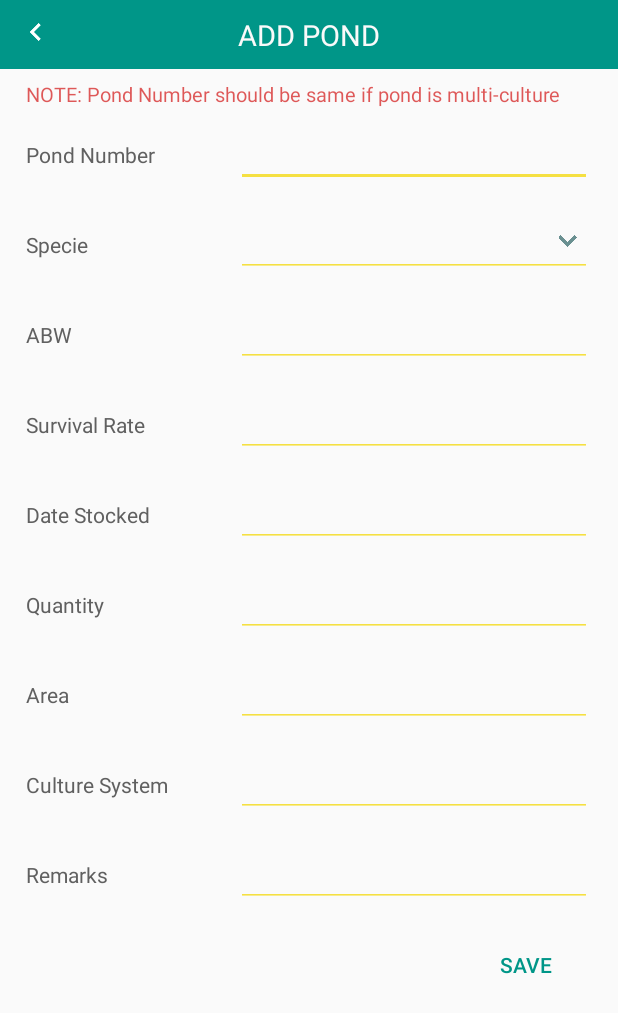
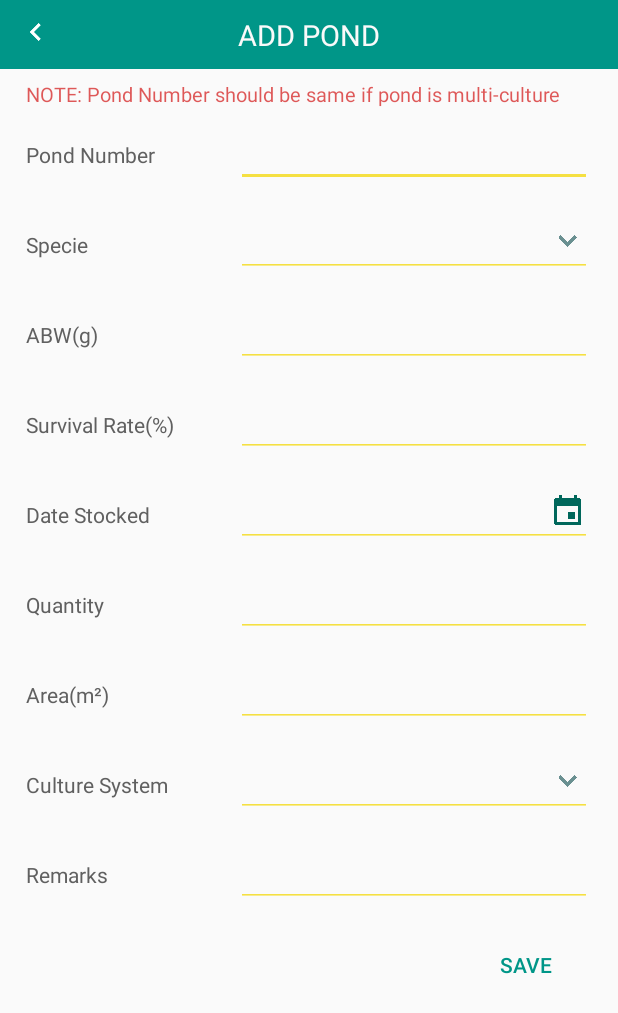
Before and after one commit to rjhonsl/MappedCRM, an Android app: the Activity_AddPond screen opened directly, with no data from a screen before it, on a phone screen of 412 x 824 dp. Shown: the top 1013 px of the screen. Run offline under Robolectric (Android 15) with nearby library versions, the phone set to English and light mode, and no system bars; libraries missing offline, so code that uses them is left out: com.fourmob.datetimepicker; network calls fail; 1 statement that could not run was skipped.

Commit message:
Changes: **Ponds ~Add pond

```diff
--- a/app/src/main/java/com/santeh/rjhonsl/samplemap/Main/Activity_AddPond.java
+++ b/app/src/main/java/com/santeh/rjhonsl/samplemap/Main/Activity_AddPond.java
@@ -1,19 +1,38 @@
 package com.santeh.rjhonsl.samplemap.Main;
 
 import android.app.Activity;
+import android.app.Dialog;
 import android.content.Context;
 import android.content.Intent;
 import android.os.Bundle;
+import android.support.v4.app.FragmentActivity;
+import android.view.View;
+import android.widget.AdapterView;
+import android.widget.Button;
+import android.widget.EditText;
+import android.widget.ListView;
 
+import com.fourmob.datetimepicker.date.DatePickerDialog;
 import com.santeh.rjhonsl.samplemap.R;
+import com.santeh.rjhonsl.samplemap.Utils.Helper;
+
+import java.util.Calendar;
 
 /**
  * Created by rjhonsl on 9/28/2015.
  */
-public class Activity_AddPond extends Activity {
+public class Activity_AddPond extends FragmentActivity  implements DatePickerDialog.OnDateSetListener{
 
     Intent passedintentt;
     int custid = 0;
+
+    EditText edtPondNumber, edtSpecie, edtABW, edtSurvivalRate, edtDateStocked, edtQuantity, edtArea, edtCultureSystem, edtRemarks;
+    Button btnSave;
+
+    public static final String DATEPICKER_TAG = "datepicker";
+
+    DatePickerDialog datePickerDialog;
+    int y, m, d;
 
     Activity activity;
     Context context;
@@ -30,5 +49,119 @@ public class Activity_AddPond extends Activity {
             }
         }
 
+
+        final Calendar calendar = Calendar.getInstance();
+        datePickerDialog = DatePickerDialog.newInstance(this, calendar.get(Calendar.YEAR), calendar.get(Calendar.MONTH), calendar.get(Calendar.DAY_OF_MONTH));
+
+        edtSpecie = (EditText) findViewById(R.id.edtSpecie);
+        edtPondNumber = (EditText) findViewById(R.id.edtpondnumber);
+        edtABW = (EditText) findViewById(R.id.edtAbw);
+        edtSurvivalRate = (EditText) findViewById(R.id.edtSurvivalRate);
+        edtDateStocked = (EditText) findViewById(R.id.edtDateStocked);
+        edtQuantity = (EditText) findViewById(R.id.edtQuantity);
+        edtArea = (EditText) findViewById(R.id.edtArea);
+        edtCultureSystem = (EditText) findViewById(R.id.edtCultureSystem);
+        edtRemarks = (EditText) findViewById(R.id.edtRemarks);
+        btnSave = (Button) findViewById(R.id.btnSave);
+
+        edtSpecie.setOnClickListener(new View.OnClickListener() {
+            @Override
+            public void onClick(View v) {
+                String[] options = Helper.variables.ARRAY_SPECIES;
+                final Dialog d = Helper.createCustomThemedListDialog(activity, options, "Species", R.color.deepteal_500);
+                d.show();
+
+                ListView lv = (ListView) d.findViewById(R.id.dialog_list_listview);
+                lv.setOnItemClickListener(new AdapterView.OnItemClickListener() {
+                    @Override
+                    public void onItemClick(AdapterView<?> parent, View view, int position, long id) {
+                        edtSpecie.setText( Helper.variables.ARRAY_SPECIES[position]);
+                        d.hide();
+                    }
+                });
+            }
+        });
+
+        edtDateStocked.setOnClickListener(new View.OnClickListener() {
+            @Override
+            public void onClick(View v) {
+                datePickerDialog.setYearRange(1980, 2030);
+                datePickerDialog.show(getSupportFragmentManager(), DATEPICKER_TAG);
+            }
+        });
+
+        edtCultureSystem.setOnClickListener(new View.OnClickListener() {
+            @Override
+            public void onClick(View v) {
+                String[] options = Helper.variables.ARRAY_CULTURE_SYSTEM;
+                final Dialog d = Helper.createCustomThemedListDialog(activity, options, "Systems", R.color.deepteal_500);
+                d.show();
+
+                ListView lv = (ListView) d.findViewById(R.id.dialog_list_listview);
+                lv.setOnItemClickListener(new AdapterView.OnItemClickListener() {
+                    @Override
+                    public void onItemClick(AdapterView<?> parent, View view, int position, long id) {
+                        edtCultureSystem.setText(Helper.variables.ARRAY_CULTURE_SYSTEM[position]);
+                        d.hide();
+                    }
+                });
+            }
+        });
+
+        btnSave.setOnClickListener(new View.OnClickListener() {
+            @Override
+            public void onClick(View v) {
+                if (edtPondNumber.getText().toString().equalsIgnoreCase("")
+                        || edtSpecie.getText().toString().equalsIgnoreCase("")
+                        || edtABW.getText().toString().equalsIgnoreCase("")
+                        || edtSurvivalRate.getText().toString().equalsIgnoreCase("")
+                        || edtDateStocked.getText().toString().equalsIgnoreCase("")
+                        || edtQuantity.getText().toString().equalsIgnoreCase("")
+                        || edtCultureSystem.getText().toString().equalsIgnoreCase("")
+                        || edtRemarks.getText().toString().equalsIgnoreCase("")
+                        ) {
+                    final Dialog d = Helper.createCustomThemedColorDialogOKOnly(activity, "Message","You have to complete all the following fields to continue.", "OK", R.color.red);
+                    d.show();
+                    Button ok = (Button) d.findViewById(R.id.btn_dialog_okonly_OK);
+                    ok.setOnClickListener(new View.OnClickListener() {
+                        @Override
+                        public void onClick(View v) {
+                            d.hide();
+
+                            if (edtPondNumber.getText().toString().equalsIgnoreCase("")) {
+                                edtPondNumber.requestFocus();
+                            }else if (edtSpecie.getText().toString().equalsIgnoreCase("")) {
+                                edtSpecie.requestFocus();
+                            }else if (edtABW.getText().toString().equalsIgnoreCase("")) {
+                                edtABW.requestFocus();
+                            }else if (edtSurvivalRate.getText().toString().equalsIgnoreCase("")) {
+                                edtSurvivalRate.requestFocus();
+                            }else if (edtDateStocked.getText().toString().equalsIgnoreCase("")) {
+                                edtDateStocked.requestFocus();
+                            }else if (edtQuantity.getText().toString().equalsIgnoreCase("")) {
+                                edtQuantity.requestFocus();
+                            }else if (edtCultureSystem.getText().toString().equalsIgnoreCase("")) {
+                                edtCultureSystem.requestFocus();
+                            }else if (edtRemarks.getText().toString().equalsIgnoreCase("")) {
+                                edtRemarks.requestFocus();
+                            }
+                        }
+
+                    });
+                }else{
+
+                }
+            }
+        });
+
     }
+
+    @Override
+    public void onDateSet(DatePickerDialog datePickerDialog, int year, int month, int day) {
+        edtDateStocked.setText(month + "/" + day + "/"+year);
+        y = year;
+        m = month;
+        d = day;
+    }
+
 }
--- a/app/src/main/res/layout/activity_addpond.xml
+++ b/app/src/main/res/layout/activity_addpond.xml
@@ -94,7 +94,7 @@
                 <EditText android:layout_width="fill_parent"
                           android:layout_height="wrap_content"
                           android:focusable="false"
-                          android:id="@+id/idtspecie"
+                          android:id="@+id/edtSpecie"
                           android:drawableRight="@drawable/ic_keyboard_arrow_down_darkgreen_24dp"
                     />
 
@@ -110,11 +110,11 @@
                           android:layout_height="wrap_content"
                           android:textSize="14sp"
                           android:textColor="@color/gray_600"
-                          android:text="ABW"
+                          android:text="ABW(g)"
                     />
 
                 <EditText android:layout_width="fill_parent"
-                          android:id="@+id/edtabw"
+                          android:id="@+id/edtAbw"
                           android:inputType="number"
                           android:layout_height="wrap_content"/>
 
@@ -130,7 +130,7 @@
                           android:textSize="14sp"
                           android:textColor="@color/gray_600"
 
-                          android:text="Survival Rate"
+                          android:text="Survival Rate(%)"
                     />
 
                 <EditText android:layout_width="fill_parent"
@@ -156,6 +156,7 @@
                 <EditText android:layout_width="fill_parent"
                           android:focusable="false"
                           android:id="@+id/edtDateStocked"
+                          android:drawableRight="@drawable/ic_event_darkteal_24dp"
                           android:layout_height="wrap_content"/>
 
             </LinearLayout>
@@ -191,7 +192,7 @@
                           android:textSize="14sp"
                           android:textColor="@color/gray_600"
 
-                          android:text="Area"
+                          android:text="Area(m²)"
                     />
 
 
@@ -218,6 +219,7 @@
 
                 <EditText android:layout_width="fill_parent"
                           android:id="@+id/edtCultureSystem"
+                          android:drawableRight="@drawable/ic_keyboard_arrow_down_darkgreen_24dp"
                           android:focusable="false"
                           android:layout_height="wrap_content"/>
 
--- a/app/src/main/res/values/strings.xml
+++ b/app/src/main/res/values/strings.xml
@@ -139,7 +139,7 @@
         <item>Pangasius</item>
         <item>Pompano</item>
         <item>Prawns</item>
-        <item>Home</item>
+        <item>Tilapia</item>
         <item>Rabbit Fish</item>
         <item>Seabass</item>
         <item>Snapper</item>
```
